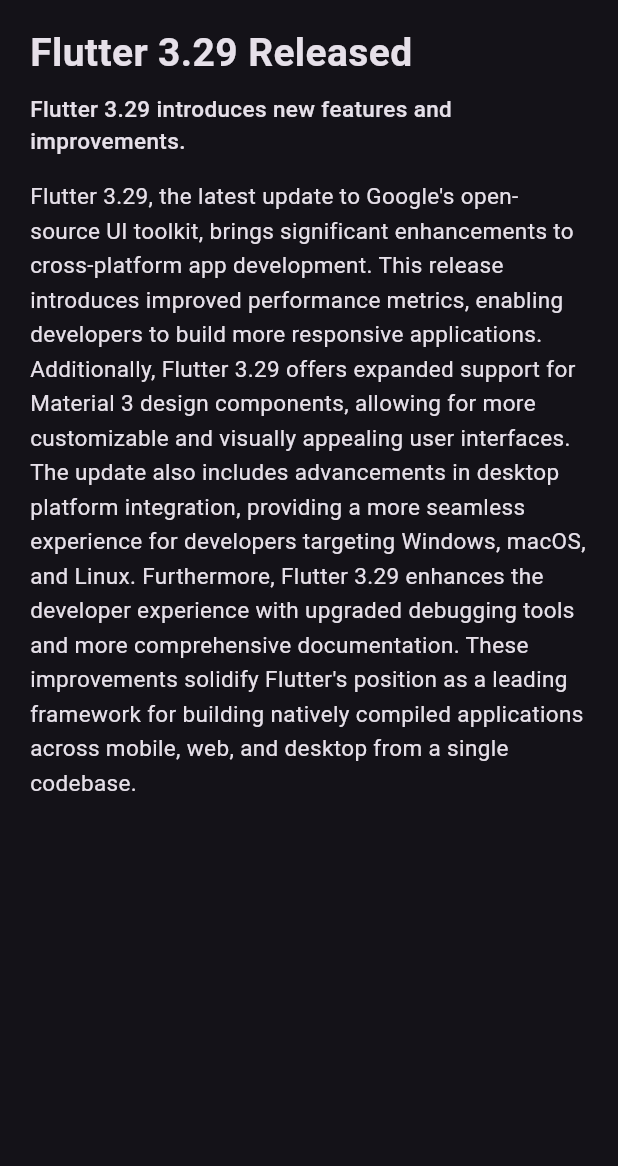
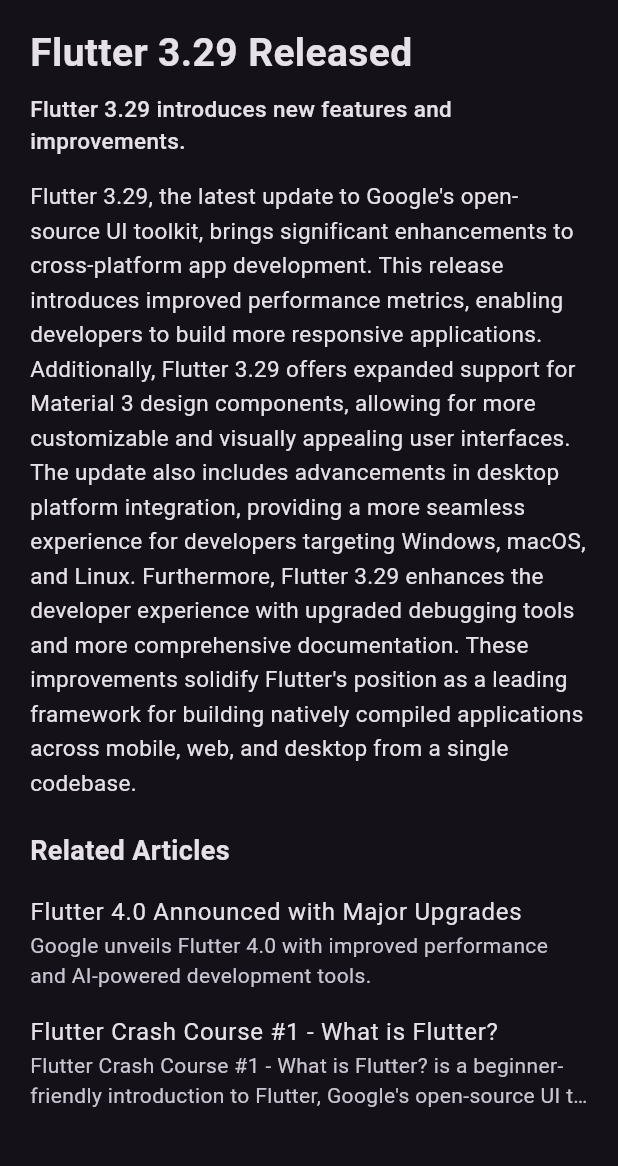
Before and after one commit to ccprogrammer/floating-view, a Flutter app: the screen it shows after launch, after a tap on "Flutter 3.29 Released", on a phone screen of 412 x 824 dp, the part 63-1229 px from its top. Run offline on Flutter 3.47's test engine with Material 3 defaults, Android fonts, the phone set to English and light mode, and no system bars; our stand-ins replace video_player.

```diff
--- a/example/lib/main.dart
+++ b/example/lib/main.dart
@@ -45,7 +45,7 @@ class _MyHomePageState extends State<MyHomePage> {
 
   @override
   Widget build(BuildContext context) {
-    final appbar = AppBar(title: Text('Floating Widget'));
+    final appbar = AppBar(title: Text('Floating View'));
 
     final fab = FloatingActionButton(
       child: Icon(Icons.navigate_next),
@@ -89,15 +89,10 @@ class _ItemBuilderState extends State<ItemBuilder> {
     switch (data) {
       case Video _:
         VideoPlayerController? videoController;
-        videoController =
-            VideoPlayerController.asset(data.url)
-              ..initialize().then((_) {
-                videoController?.play();
-                setState(() {});
-              })
-              ..addListener(() {
-                setState(() {});
-              });
+        videoController = VideoPlayerController.asset(data.url)
+          ..initialize().then((_) {
+            videoController?.play();
+          });
         {}
 
         widget.controller.initialize(
--- a/example/lib/widgets/maximized_news_screen.dart
+++ b/example/lib/widgets/maximized_news_screen.dart
@@ -63,93 +63,94 @@ class _MaximizedNewsScreenState extends State<MaximizedNewsScreen> {
           ),
         ),
 
-        // Padding(
-        //   padding: const EdgeInsets.fromLTRB(20, 20, 20, 20),
-        //   child: Column(
-        //     crossAxisAlignment: CrossAxisAlignment.start,
-        //     children: [
-        //       const Text(
-        //         'Related Articles',
-        //         style: TextStyle(fontSize: 18, fontWeight: FontWeight.bold),
-        //       ),
-        //       const SizedBox(height: 8),
-        //       ListView.builder(
-        //         itemCount: moreList.length,
-        //         shrinkWrap: true,
-        //         physics: NeverScrollableScrollPhysics(),
-        //         padding: EdgeInsets.zero,
-        //         itemBuilder: (context, index) {
-        //           final item = moreList[index];
+        Padding(
+          padding: const EdgeInsets.fromLTRB(20, 20, 20, 0),
+          child: Column(
+            crossAxisAlignment: CrossAxisAlignment.start,
+            children: [
+              const Text(
+                'Related Articles',
+                style: TextStyle(fontSize: 18, fontWeight: FontWeight.bold),
+              ),
+              const SizedBox(height: 8),
+              ListView.builder(
+                itemCount: moreList.length,
+                shrinkWrap: true,
+                physics: NeverScrollableScrollPhysics(),
+                padding: EdgeInsets.zero,
+                itemBuilder: (context, index) {
+                  final item = moreList[index];
 
-        //           String title = '';
-        //           String description = '';
-        //           if (item is News) {
-        //             title = item.title;
-        //             description = item.shortDescription;
-        //           } else if (item is Video) {
-        //             title = item.title;
-        //             description = item.description;
-        //           }
+                  String title = '';
+                  String description = '';
+                  if (item is News) {
+                    title = item.title;
+                    description = item.shortDescription;
+                  } else if (item is Video) {
+                    title = item.title;
+                    description = item.description;
+                  }
 
-        //           return ListTile(
-        //             title: Text(title),
-        //             contentPadding: EdgeInsets.zero,
-        //             subtitle: Text(
-        //               description,
-        //               maxLines: 2,
-        //               overflow: TextOverflow.ellipsis,
-        //             ),
+                  return ListTile(
+                    title: Text(title),
+                    contentPadding: EdgeInsets.zero,
+                    subtitle: Text(
+                      description,
+                      maxLines: 2,
+                      overflow: TextOverflow.ellipsis,
+                    ),
 
-        //             onTap: () {
-        //               FloatingController? controller;
+                    onTap: () {
+                      switch (item) {
+                        case Video _:
+                          VideoPlayerController? videoController;
+                          videoController = VideoPlayerController.asset(
+                              item.url,
+                            )
+                            ..initialize().then((_) {
+                              videoController?.play();
+                            });
 
-        //               switch (item) {
-        //                 case Video _:
-        //                   VideoPlayerController? videoController;
+                          widget.controller.initialize(
+                            maxChild: MaximizedVideo(
+                              videoController: videoController,
+                              floatingController: widget.controller,
+                              video: item,
+                            ),
+                            minChild: MinimizedVideo(
+                              videoController: videoController,
+                              floatingController: widget.controller,
+                              video: item,
+                            ),
+                            onDispose: () {
+                              videoController?.dispose();
+                            },
+                          );
 
-        //                   videoController = VideoPlayerController.asset(
-        //                       item.url,
-        //                     )
-        //                     ..initialize().then((_) {
-        //                       videoController?.play();
-        //                       setState(() {});
-        //                     });
-
-        //                   controller = FloatingController(
-        //                     maximizedChild: MaximizedVideo(
-        //                       videoController: videoController,
-        //                       video: item,
-        //                     ),
-        //                     minimizedChild: MinimizedVideo(
-        //                       videoController: videoController,
-        //                       video: item,
-        //                     ),
-        //                     onDispose: () {
-        //                       videoController?.dispose();
-        //                     },
-        //                   );
-        //                   break;
-        //                 case News _:
-        //                   controller = FloatingController(
-        //                     maximizedChild: MaximizedNewsScreen(news: item),
-        //                     minimizedChild: MinimizedNewsScreen(news: item),
-        //                     onDispose: () {},
-        //                   );
-        //                   break;
-        //                 default:
-        //                   break;
-        //               }
-
-        //               if (controller != null) {
-        //                 floatingState?.setController(controller);
-        //               }
-        //             },
-        //           );
-        //         },
-        //       ),
-        //     ],
-        //   ),
-        // ),
+                          break;
+                        case News _:
+                          widget.controller.initialize(
+                            maxChild: MaximizedNewsScreen(
+                              news: item,
+                              controller: widget.controller,
+                            ),
+                            minChild: MinimizedNewsScreen(
+                              news: item,
+                              controller: widget.controller,
+                            ),
+                            onDispose: () {},
+                          );
+                          break;
+                        default:
+                          break;
+                      }
+                    },
+                  );
+                },
+              ),
+            ],
+          ),
+        ),
       ],
     );
   }
--- a/pubspec.yaml
+++ b/pubspec.yaml
@@ -1,6 +1,6 @@
 name: floating_view
 description: "A plugin to achieve youtube collapsing window behavior."
-version: 1.0.1
+version: 1.0.2
 homepage: https://github.com/ccprogrammer/floating-view
 
 environment:
```
Also changed, not shown: example/lib/widgets/maximized_video.dart (+19 -10 lines), 2 other files.
